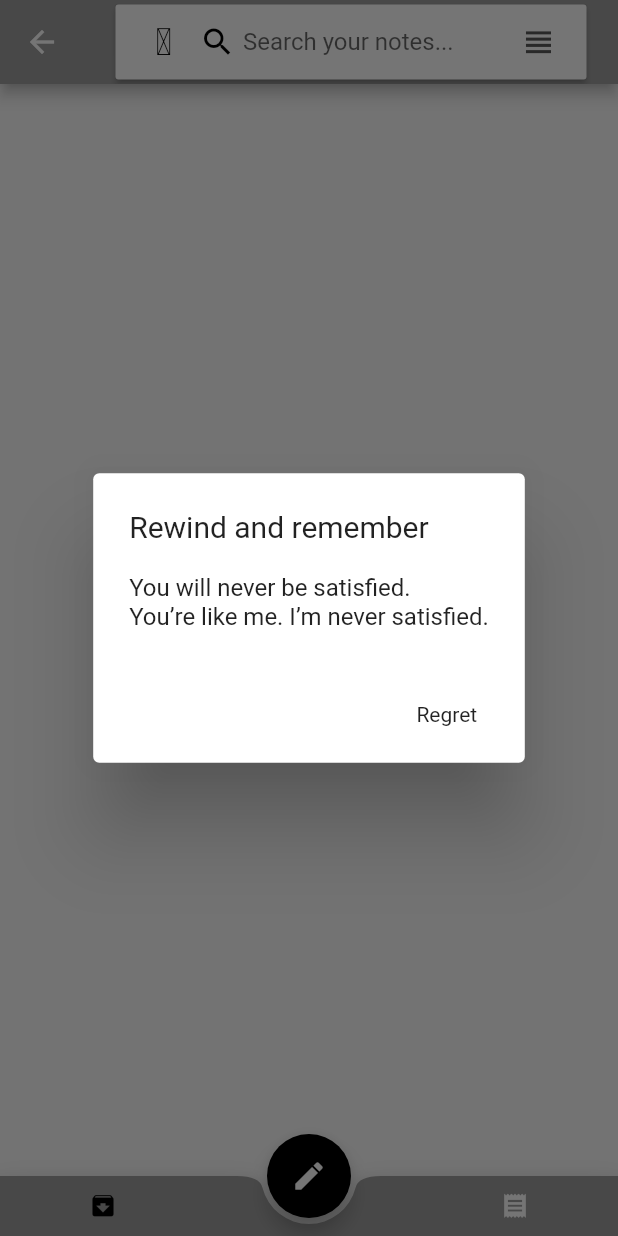
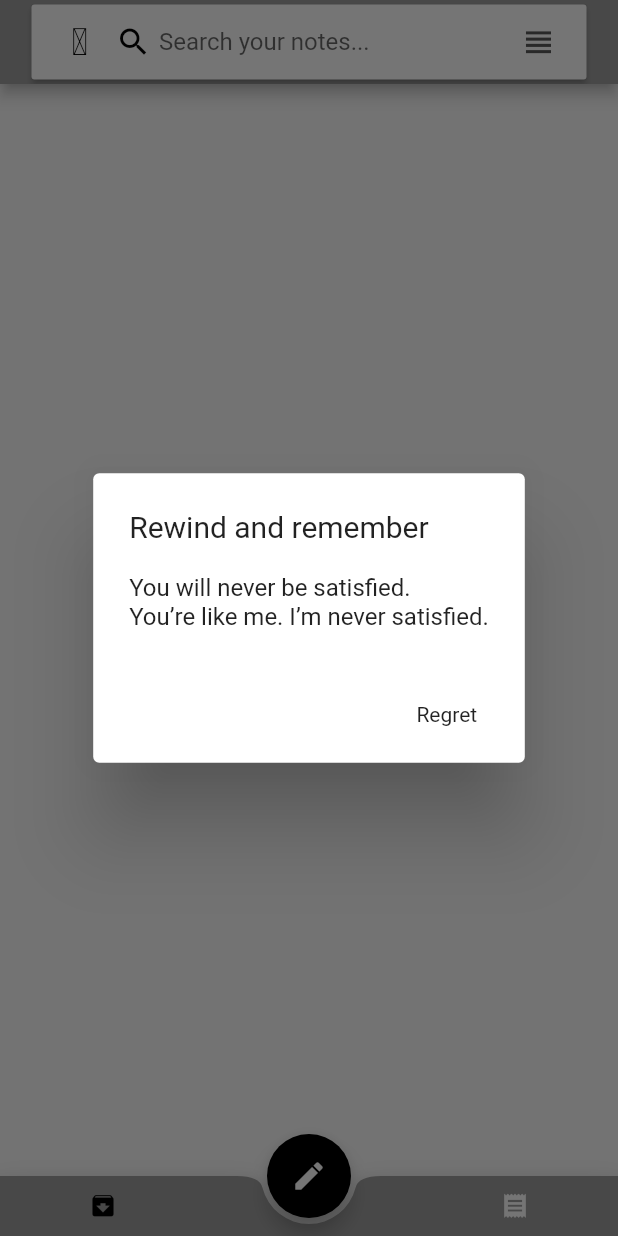
Before and after one commit to hadihmh/notpad-flutter, a Flutter app: the HomePage screen opened directly, after a tap on the "search" icon, on a phone screen of 412 x 824 dp. Run offline on Flutter 3.47's test engine with Material 2 defaults, Android fonts, the phone set to English and light mode, and no system bars; our stand-ins replace auto_size_text, material_design_icons_flutter, share, sqflite, toast; missing offline and left inert: kf_drawer; accounts and stored records are empty.

Commit message:
some bugs and changes

```diff
--- a/lib/Models/PlaceHolder.dart
+++ b/lib/Models/PlaceHolder.dart
@@ -1,10 +1,13 @@
 
 
 
+
+import 'package:flutter/material.dart';
 
 class PlaceHolder
  {
 
   static Function onpress;
+  static BuildContext homePageContext;
 
 }
--- a/lib/ViewControllers/HomePage.dart
+++ b/lib/ViewControllers/HomePage.dart
@@ -47,7 +47,10 @@ class _HomePageState extends State<HomePage> {
 
   @override
   Widget build(BuildContext context) {
-    return Scaffold(
+    PlaceHolder.homePageContext=context;
+    return WillPopScope(
+        child: Scaffold(
+
       resizeToAvoidBottomPadding: false,
       // appBar: AppBar(
       //   brightness: Brightness.light,
@@ -60,6 +63,7 @@ class _HomePageState extends State<HomePage> {
       //   title: Text("Notes"),
       // ),
       appBar: AppBar(
+        automaticallyImplyLeading: false,
         backgroundColor: Colors.grey,
 
         centerTitle: true,
@@ -85,7 +89,8 @@ class _HomePageState extends State<HomePage> {
           _newNoteTapped(context);
         },
       ),
-    );
+    ),
+    onWillPop: () async => Future.value(false));
   }
 
   Widget _body() {
--- a/lib/main.dart
+++ b/lib/main.dart
@@ -6,7 +6,7 @@ import './utils/class_builder.dart';
 
 void main() {
   ClassBuilder.registerClasses();
-  // debugPaintSizeEnabled=true;
+  debugPaintSizeEnabled=true;
   //  debugPaintBaselinesEnabled=true;
   // debugPaintPointersEnabled=true;
   runApp(MyApp());
```
Also changed, not shown: lib/ViewControllers/NotePage.dart (+17 -9 lines), lib/ViewControllers/drower_page.dart (+12 -1 lines), pubspec.lock.
